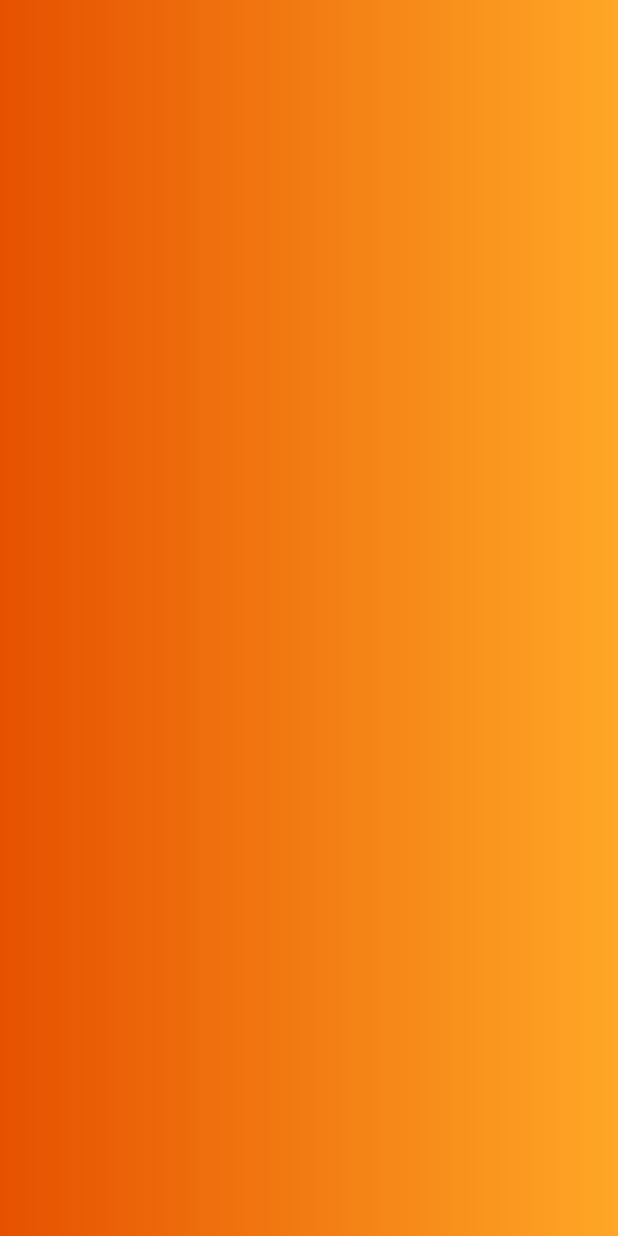
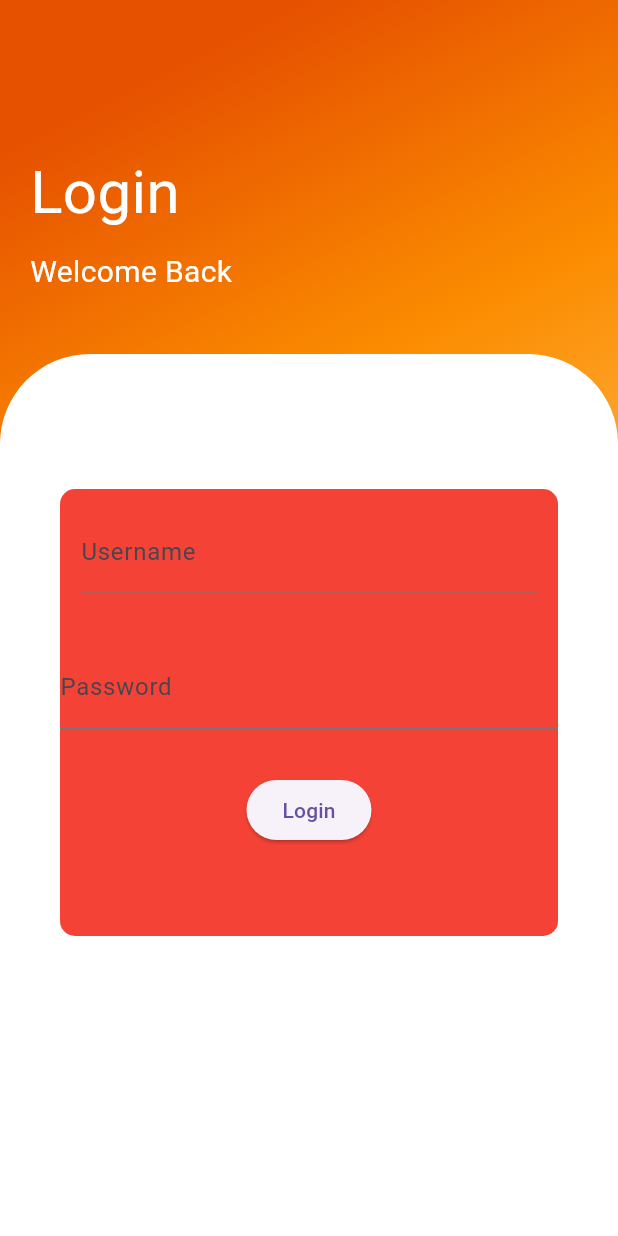
Before and after one commit to xXAlSAlMIXx-cs/PartTwo_SmartTravel, a Flutter app: the screen it shows after launch, after a tap on "Login", on a phone screen of 412 x 824 dp. Run offline on Flutter 3.47's test engine with Material 3 defaults, Android fonts, the phone set to English and light mode, and no system bars.

Commit message:
style login form

```diff
--- a/part1_project/lib/loginPage.dart
+++ b/part1_project/lib/loginPage.dart
@@ -1,25 +1,100 @@
 import 'package:flutter/material.dart';
-
 
 class LoginPage extends StatelessWidget {
   const LoginPage({super.key});
-
 
   @override
   Widget build(BuildContext context) {
     return Scaffold(
       body: Container(
+        width: double.infinity,
         decoration: BoxDecoration(
-            gradient: LinearGradient(
-                colors: [
-                  Colors.orange[900]??Colors.deepOrange
-                  , Colors.orange[400]??Colors.orange
-                ]
-            )
+            gradient: LinearGradient(begin: Alignment.topCenter, colors: [
+          Colors.orange[900] ?? Colors.deepOrange,
+          Colors.orange[600] ?? Colors.orange,
+          Colors.orange[300] ?? Colors.orangeAccent
+        ])),
+        child: Column(
+          crossAxisAlignment: CrossAxisAlignment.start,
+          children: [
+            SizedBox(
+              height: 80,
+            ),
+            Padding(
+              padding: EdgeInsets.all(20),
+              child: Column(
+                crossAxisAlignment: CrossAxisAlignment.start,
+                children: [
+                  Text(
+                    "Login",
+                    style: TextStyle(color: Colors.white, fontSize: 40),
+                  ),
+                  SizedBox(
+                    height: 10,
+                  ),
+                  Text(
+                    "Welcome Back",
+                    style: TextStyle(color: Colors.white, fontSize: 20),
+                  )
+                ],
+              ),
+            ),
+            SizedBox(
+              height: 20,
+            ),
+            Expanded(
+                child: Container(
+                    decoration: BoxDecoration(
+                        color: Colors.white,
+                        borderRadius: BorderRadius.only(
+                            topLeft: Radius.circular(60),
+                            topRight: Radius.circular(60))),
+                    child: Padding(
+                      padding: const EdgeInsets.fromLTRB(40,90,40,200),
+                      child: Expanded(
+                          child: Container(
+                            decoration: BoxDecoration(
+                              color: Colors.red,
+                              borderRadius: BorderRadius.circular(10)
+
+                            ),
+
+                            child: Form(
+
+                                                  child: Column(
+                            mainAxisAlignment: MainAxisAlignment.start,
+                            children: [
+                              Padding(
+                                padding: const EdgeInsets.all(14),
+
+                                child: TextFormField(
+                                  decoration: InputDecoration(labelText: 'Username'),
+                                  validator: (value) => value!.isEmpty
+                                      ? 'Please enter your username'
+                                      : null,
+                                ),
+                              ),
+                              SizedBox(height: 20),
+                              TextFormField(
+                                decoration: InputDecoration(labelText: 'Password'),
+                                obscureText: true,
+                                validator: (value) => value!.isEmpty
+                                    ? 'Please enter your password'
+                                    : null,
+                              ),
+                              SizedBox(height: 30),
+                              ElevatedButton(
+                                onPressed: () {},
+                                child: Text('Login'),
+                              ),
+                            ],
+                                                  ),
+                                                ),
+                          )),
+                    )))
+          ],
         ),
       ),
     );
   }
-
-
 }
```
Also changed, not shown: 4 other files.
